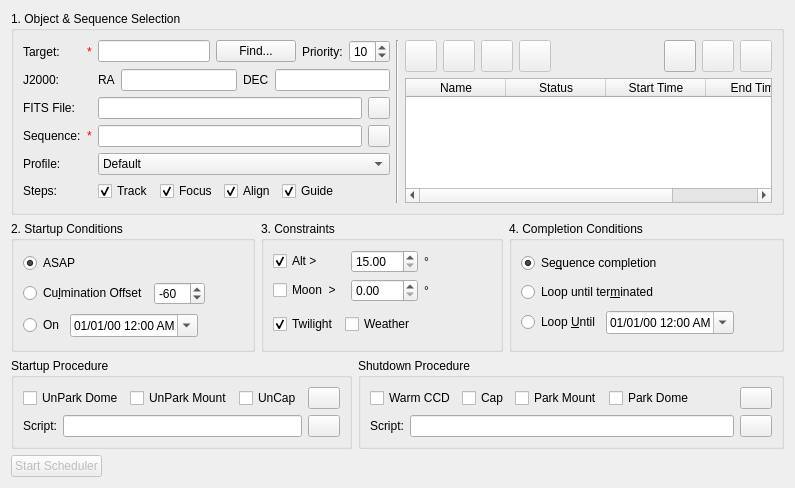
Before: the Qt Designer form kstars/ekos/scheduler.ui in KDE/kstars, drawn with Qt 5.
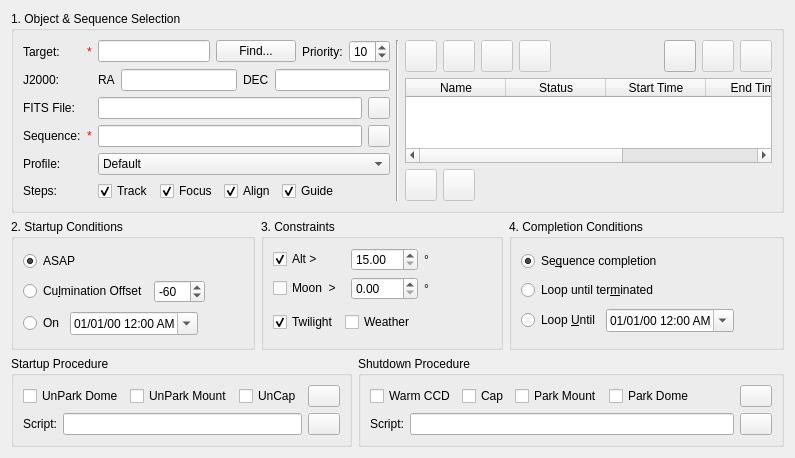
After: the same form once the commit is applied. Custom widgets are drawn as their Qt base class.

Commit message: Improved scheduler GUI. Add ability to pause the scheduler. Fix bug with jobs being re-shuffled after scoring is complete. Fix single click vs double click issue when it comes to editing a job and resetting its status. Add KDE event in case scheduler is aborted due to whatever reason

What changed in the file:
```diff
--- a/kstars/ekos/scheduler.ui
+++ b/kstars/ekos/scheduler.ui
@@ -7,7 +7,7 @@
     <x>0</x>
     <y>0</y>
     <width>722</width>
-    <height>488</height>
+    <height>441</height>
    </rect>
   </property>
   <layout class="QVBoxLayout" name="verticalLayout_6">
@@ -16,7 +16,7 @@
      <property name="title">
       <string>1. Object &amp;&amp; Sequence Selection</string>
      </property>
-     <layout class="QHBoxLayout" name="horizontalLayout_18" stretch="1,1,1">
+     <layout class="QHBoxLayout" name="horizontalLayout_18">
       <item>
        <layout class="QGridLayout" name="gridLayout_2">
         <item row="1" column="2">
@@ -534,8 +534,93 @@
             <string>End Time</string>
            </property>
           </column>
+          <column>
+           <property name="text">
+            <string>Est. Duration</string>
+           </property>
+          </column>
          </widget>
         </item>
+        <item>
+         <layout class="QHBoxLayout" name="bottomLayout">
+          <item>
+           <widget class="QPushButton" name="startB">
+            <property name="enabled">
+             <bool>false</bool>
+            </property>
+            <property name="minimumSize">
+             <size>
+              <width>32</width>
+              <height>32</height>
+             </size>
+            </property>
+            <property name="maximumSize">
+             <size>
+              <width>32</width>
+              <height>32</height>
+             </size>
+            </property>
+            <property name="toolTip">
+             <string>Start Scheduler</string>
+            </property>
+            <property name="text">
+             <string/>
+            </property>
+           </widget>
+          </item>
+          <item>
+           <widget class="QPushButton" name="pauseB">
+            <property name="enabled">
+             <bool>false</bool>
+            </property>
+            <property name="minimumSize">
+             <size>
+              <width>32</width>
+              <height>32</height>
+             </size>
+            </property>
+            <property name="maximumSize">
+             <size>
+              <width>32</width>
+              <height>32</height>
+             </size>
+            </property>
+            <property name="toolTip">
+             <string>Pause Scheduler</string>
+            </property>
+            <property name="text">
+             <string/>
+            </property>
+           </widget>
+          </item>
+          <item>
+           <widget class="QLabel" name="sleepLabel">
+            <property name="maximumSize">
+             <size>
+              <width>32</width>
+              <height>32</height>
+             </size>
+            </property>
+            <property name="text">
+             <string/>
+            </property>
+           </widget>
+          </item>
+          <item>
+           <spacer name="horizontalSpacer_2">
+            <property name="orientation">
+             <enum>Qt::Horizontal</enum>
+            </property>
+            <property name="sizeHint" stdset="0">
+             <size>
+              <width>40</width>
+              <height>20</height>
+             </size>
+            </property>
+           </spacer>
+          </item>
+         </layout>
+        </item>
        </layout>
       </item>
      </layout>
@@ -1162,44 +1247,17 @@
     </layout>
    </item>
    <item>
-    <layout class="QHBoxLayout" name="bottomLayout">
-     <item>
-      <widget class="QPushButton" name="startB">
-       <property name="enabled">
-        <bool>false</bool>
-       </property>
-       <property name="text">
-        <string>Start Scheduler</string>
-       </property>
-      </widget>
-     </item>
-     <item>
-      <widget class="QLabel" name="sleepLabel">
-       <property name="maximumSize">
-        <size>
-         <width>32</width>
-         <height>32</height>
-        </size>
-       </property>
-       <property name="text">
-        <string/>
-       </property>
-      </widget>
-     </item>
-     <item>
-      <spacer name="horizontalSpacer_2">
-       <property name="orientation">
-        <enum>Qt::Horizontal</enum>
-       </property>
-       <property name="sizeHint" stdset="0">
-        <size>
-         <width>40</width>
-         <height>20</height>
-        </size>
-       </property>
-      </spacer>
-     </item>
-    </layout>
+    <spacer name="verticalSpacer">
+     <property name="orientation">
+      <enum>Qt::Vertical</enum>
+     </property>
+     <property name="sizeHint" stdset="0">
+      <size>
+       <width>20</width>
+       <height>40</height>
+      </size>
+     </property>
+    </spacer>
    </item>
   </layout>
  </widget>
```
Left out of the diff: 21 changed lines with no effect on the pictures. The commit also changes 4 other files.
